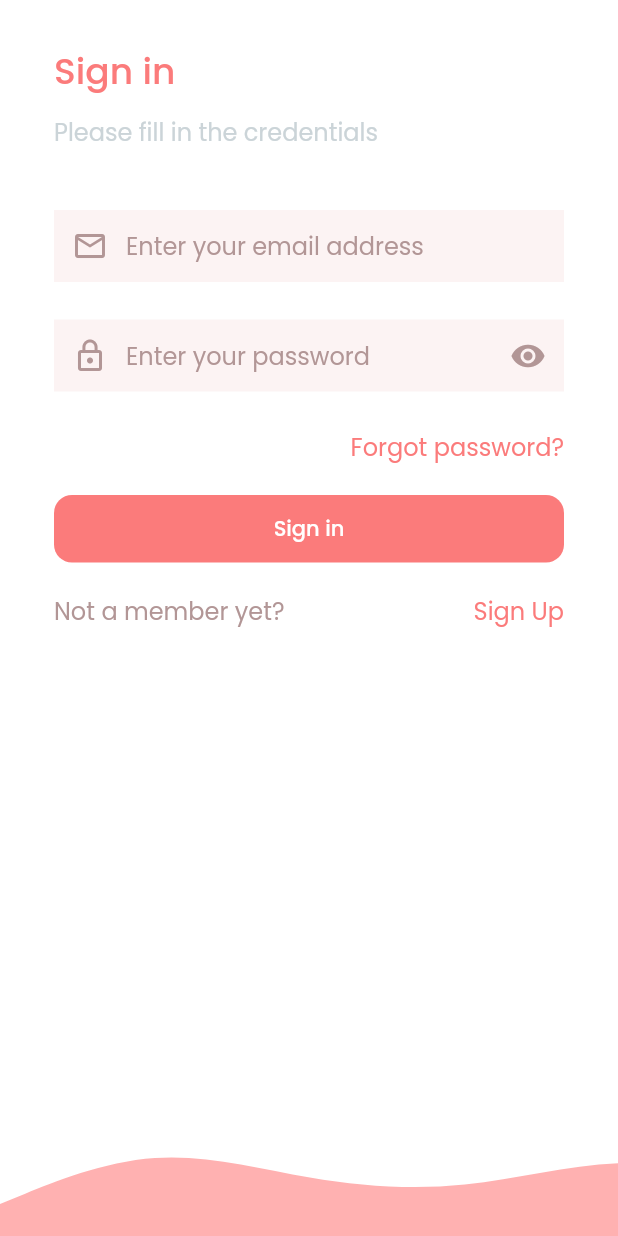
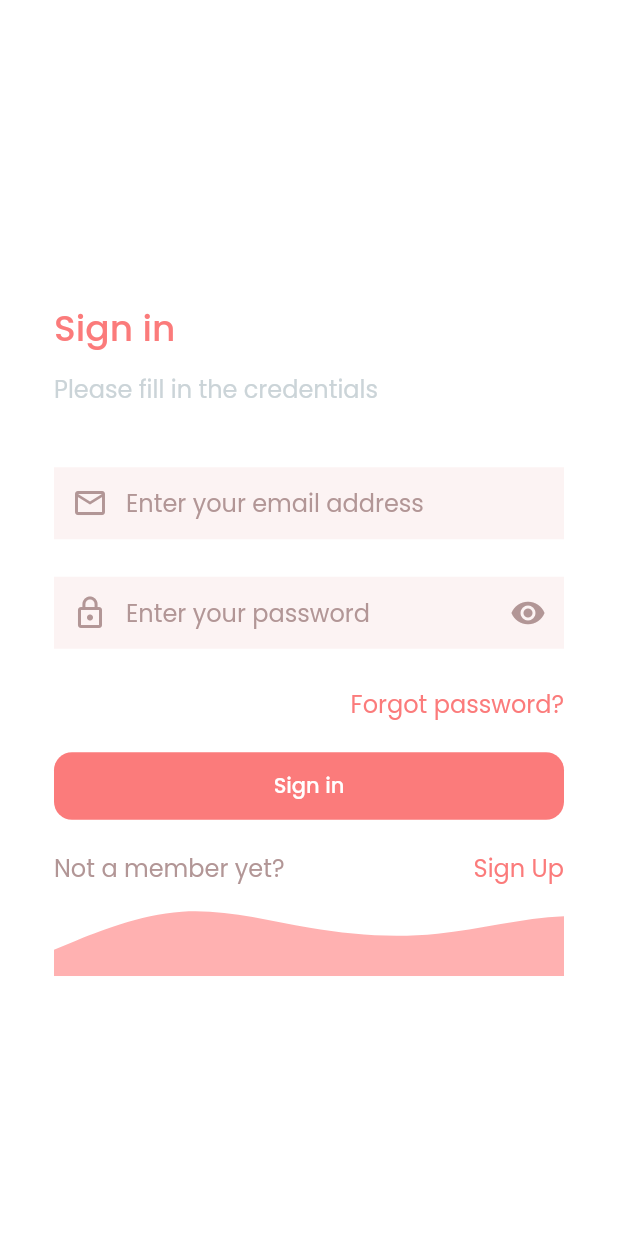
Before and after one commit to DanikingRD/Nappy-mobile, a Flutter app: the screen it shows after launch, on a phone screen of 412 x 824 dp. Run offline on Flutter 3.47's test engine with Material 2 defaults, Android fonts, the phone set to English and light mode, and no system bars; our stand-ins replace firebase_auth, flutter_riverpod, flutter_svg, fpdart, google_sign_in; accounts and stored records are empty.

Commit message:
create responsive widget

```diff
--- a/lib/constants/breakpoints.dart
+++ b/lib/constants/breakpoints.dart
@@ -2,6 +2,7 @@ import 'package:flutter/cupertino.dart';
 
 const double kDefaultViewWidth = 400.0;
 const double kTabletMinWidth = 600.0;
+const double kDesktopMinWidth = 1200.0;
 
 bool isTabletOrGreater(BuildContext ctx) {
   final MediaQueryData query = MediaQuery.of(ctx);
--- a/lib/features/auth/views/login_view.dart
+++ b/lib/features/auth/views/login_view.dart
@@ -17,19 +17,7 @@ class LoginView extends ConsumerWidget {
       resizeToAvoidBottomInset: false, // Prevent TextField resizing widgets
       body: SafeArea(
         child: Center(
-          child: Column(
-            children: [
-              const Expanded(
-                flex: 4,
-                child: LoginBody(),
-              ),
-              const Spacer(),
-              SvgPicture.asset(
-                kWaveSvgPath,
-                width: MediaQuery.of(context).size.width,
-              ),
-            ],
-          ),
+          child: LoginBody(),
         ),
       ),
     );
@@ -46,7 +34,6 @@ class LoginBody extends ConsumerWidget {
     return SizedBox(
       width: 400,
       child: ListView(
-
         padding: isMobile(context) ? kMobilePadding : EdgeInsets.zero,
         shrinkWrap: true,
         children: [
@@ -109,7 +96,10 @@ class LoginBody extends ConsumerWidget {
                 style: textTheme.subtitle1!.copyWith(color: NappyColors.primary),
               ),
             ],
-          )
+          ),
+          SvgPicture.asset(
+            kWaveSvgPath,
+          ),
         ],
       ),
     );
```
Also changed, not shown: lib/responsive.dart (added, +43 -0 lines), 3 other files.
